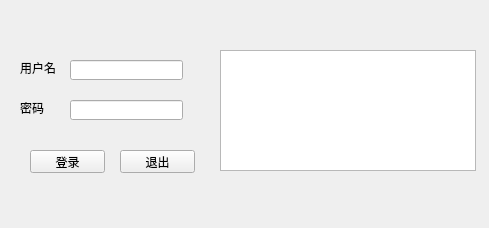
tonny0812/python-desk-app, file pyqt-example/Demo/login.ui: the form before one commit.
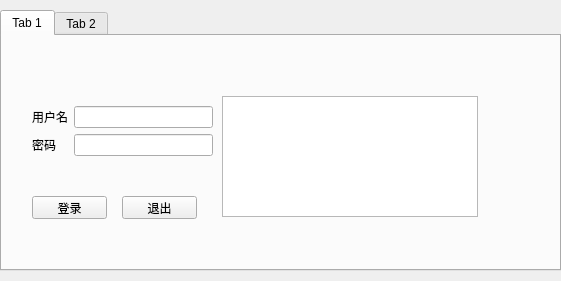
The form after the commit. The open tabs and pages were chosen to show the change.

```diff
--- a/pyqt-example/Demo/login.ui
+++ b/pyqt-example/Demo/login.ui
@@ -1,111 +1,126 @@
 <?xml version="1.0" encoding="UTF-8"?>
 <ui version="4.0">
- <class>Form</class>
- <widget class="QWidget" name="Form">
-  <property name="geometry">
-   <rect>
-    <x>0</x>
-    <y>0</y>
-    <width>489</width>
-    <height>228</height>
-   </rect>
-  </property>
-  <property name="minimumSize">
-   <size>
-    <width>489</width>
-    <height>228</height>
-   </size>
-  </property>
-  <property name="maximumSize">
-   <size>
-    <width>489</width>
-    <height>228</height>
-   </size>
-  </property>
+ <class>Window</class>
+ <widget class="QWidget" name="Window">
   <property name="windowTitle">
    <string>Form</string>
   </property>
-  <widget class="QLabel" name="username">
+  <widget class="QTabWidget" name="tabWidget">
    <property name="geometry">
     <rect>
-     <x>20</x>
-     <y>60</y>
-     <width>41</width>
-     <height>16</height>
+     <x>0</x>
+     <y>10</y>
+     <width>561</width>
+     <height>261</height>
     </rect>
    </property>
-   <property name="text">
-    <string>用户名</string>
+   <property name="toolTip">
+    <string>&lt;html&gt;&lt;head/&gt;&lt;body&gt;&lt;p&gt;登录&lt;/p&gt;&lt;/body&gt;&lt;/html&gt;</string>
    </property>
-  </widget>
-  <widget class="QLabel" name="password">
-   <property name="geometry">
-    <rect>
-     <x>20</x>
-     <y>100</y>
-     <width>41</width>
-     <height>16</height>
-    </rect>
+   <property name="currentIndex">
+    <number>1</number>
    </property>
-   <property name="text">
-    <string>密码</string>
-   </property>
-  </widget>
-  <widget class="QPushButton" name="login_button">
-   <property name="geometry">
-    <rect>
-     <x>30</x>
-     <y>150</y>
-     <width>75</width>
-     <height>23</height>
-    </rect>
-   </property>
-   <property name="text">
-    <string>登录</string>
-   </property>
-  </widget>
-  <widget class="QPushButton" name="quit_button">
-   <property name="geometry">
-    <rect>
-     <x>120</x>
-     <y>150</y>
-     <width>75</width>
-     <height>23</height>
-    </rect>
-   </property>
-   <property name="text">
-    <string>退出</string>
-   </property>
-  </widget>
-  <widget class="QLineEdit" name="username_input">
-   <property name="geometry">
-    <rect>
-     <x>70</x>
-     <y>60</y>
-     <width>113</width>
-     <height>20</height>
-    </rect>
-   </property>
-  </widget>
-  <widget class="QLineEdit" name="password_input">
-   <property name="geometry">
-    <rect>
-     <x>70</x>
-     <y>100</y>
-     <width>113</width>
-     <height>20</height>
-    </rect>
-   </property>
-  </widget>
-  <widget class="QTextBrowser" name="display_text">
-   <property name="geometry">
-    <rect>
-     <x>220</x>
-     <y>50</y>
-     <width>256</width>
-     <height>121</height>
-    </rect>
-   </property>
+   <widget class="QWidget" name="tab_login">
+    <attribute name="title">
+     <string>Tab 1</string>
+    </attribute>
+    <widget class="QPushButton" name="quit_button">
+     <property name="geometry">
+      <rect>
+       <x>120</x>
+       <y>160</y>
+       <width>75</width>
+       <height>23</height>
+      </rect>
+     </property>
+     <property name="text">
+      <string>退出</string>
+     </property>
+    </widget>
+    <widget class="QTextBrowser" name="display_text">
+     <property name="geometry">
+      <rect>
+       <x>220</x>
+       <y>60</y>
+       <width>256</width>
+       <height>121</height>
+      </rect>
+     </property>
+    </widget>
+    <widget class="QWidget" name="formLayoutWidget">
+     <property name="geometry">
+      <rect>
+       <x>30</x>
+       <y>70</y>
+       <width>181</width>
+       <height>71</height>
+      </rect>
+     </property>
+     <layout class="QFormLayout" name="formLayout">
+      <item row="1" column="0">
+       <widget class="QLabel" name="username">
+        <property name="text">
+         <string>用户名</string>
+        </property>
+       </widget>
+      </item>
+      <item row="2" column="1">
+       <widget class="QLineEdit" name="username_input"/>
+      </item>
+      <item row="1" column="1">
+       <widget class="QLineEdit" name="password_input"/>
+      </item>
+      <item row="2" column="0">
+       <widget class="QLabel" name="password">
+        <property name="text">
+         <string>密码</string>
+        </property>
+       </widget>
+      </item>
+     </layout>
+    </widget>
+    <widget class="QPushButton" name="login_button">
+     <property name="geometry">
+      <rect>
+       <x>30</x>
+       <y>160</y>
+       <width>75</width>
+       <height>23</height>
+      </rect>
+     </property>
+     <property name="text">
+      <string>登录</string>
+     </property>
+    </widget>
+   </widget>
+   <widget class="QWidget" name="tab_list">
+    <attribute name="title">
+     <string>Tab 2</string>
+    </attribute>
+    <widget class="QTableView" name="table_view">
+     <property name="geometry">
+      <rect>
+       <x>20</x>
+       <y>30</y>
+       <width>521</width>
+       <height>201</height>
+      </rect>
+     </property>
+    </widget>
+    <widget class="QPushButton" name="list_button">
+     <property name="geometry">
+      <rect>
+       <x>220</x>
+       <y>0</y>
+       <width>75</width>
+       <height>23</height>
+      </rect>
+     </property>
+     <property name="text">
+      <string>按钮</string>
+     </property>
+    </widget>
+   </widget>
   </widget>
  </widget>
  <resources/>
```
Left out of the diff: 19 changed lines with no effect on the pictures.
